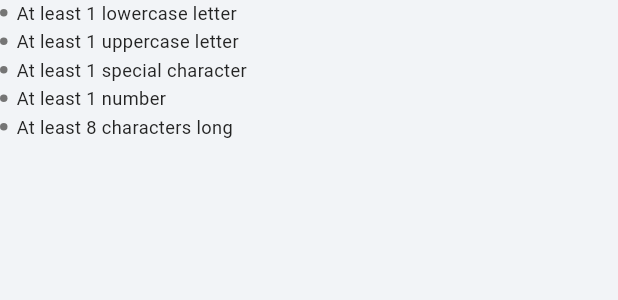
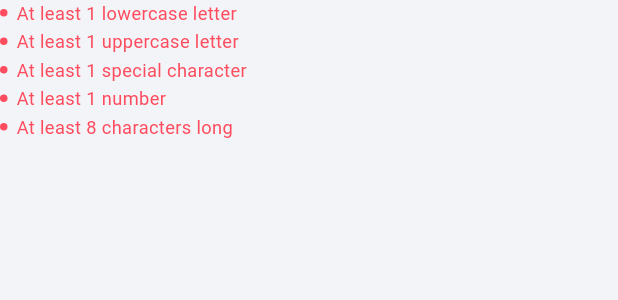
Before and after one commit to bstawy/DocDoc, a Flutter app: the PasswordValidations widget shown alone on an empty page, opened directly with empty values, on a phone screen of 412 x 824 dp. Shown: the top 300 px of the screen. Run offline on Flutter 3.47's test engine with Material 3 defaults, Android fonts, the phone set to English and light mode, and no system bars; our stand-ins replace dio, flutter_bloc, flutter_screenutil, flutter_svg, freezed_annotation, get_it and 3 more; generated files the repository leaves out were written again.

Commit message:
Move to Auth/widgets

```diff
--- a/lib/features/auth/login/ui/widgets/password_validations.dart
+++ b/lib/features/auth/widgets/password_validations.dart
@@ -1,9 +1,9 @@
 import 'package:flutter/material.dart';
 
-import '../../../../../core/config/theme/colors/light_color_scheme.dart';
-import '../../../../../core/config/theme/texts/font_weight_helper.dart';
-import '../../../../../core/config/theme/texts/text_styles.dart';
-import '../../../../../core/helpers/extensions/extensions.dart';
+import '../../../core/config/theme/colors/light_color_scheme.dart';
+import '../../../core/config/theme/texts/font_weight_helper.dart';
+import '../../../core/config/theme/texts/text_styles.dart';
+import '../../../core/helpers/extensions/extensions.dart';
 
 class PasswordValidations extends StatelessWidget {
   final bool hasLowerCase;
@@ -42,19 +42,19 @@ class PasswordValidations extends StatelessWidget {
   Widget buildValidationRow(String text, bool hasValidated) {
     return Row(
       children: [
-        const CircleAvatar(
+        CircleAvatar(
           radius: 2.5,
-          backgroundColor: ColorsManager.grey,
+          backgroundColor: hasValidated ? Colors.green : ColorsManager.red,
         ),
         horizontalSpace(6),
         Text(
           text,
           style: TextStyles.font12DarkBlueMedium.copyWith(
             fontWeight: FontWeightHelper.regular,
-            decoration: hasValidated ? TextDecoration.lineThrough : null,
-            decorationColor: Colors.green,
-            decorationThickness: 2,
-            color: hasValidated ? ColorsManager.grey : ColorsManager.darkBlue,
+            // decoration: hasValidated ? TextDecoration.lineThrough : null,
+            // decorationColor: Colors.green,
+            // decorationThickness: 2,
+            color: hasValidated ? Colors.green : ColorsManager.red,
           ),
         )
       ],
--- a/lib/features/auth/login/ui/widgets/terms_and_conditions_text.dart
+++ b/lib/features/auth/widgets/terms_and_conditions_text.dart
@@ -1,8 +1,8 @@
 import 'package:flutter/material.dart';
 import 'package:flutter_screenutil/flutter_screenutil.dart';
 
-import '../../../../../core/config/theme/texts/text_styles.dart';
-import '../../../../../core/helpers/extensions/extensions.dart';
+import '../../../core/config/theme/texts/text_styles.dart';
+import '../../../core/helpers/extensions/extensions.dart';
 
 class TermsAndConditionsText extends StatelessWidget {
   const TermsAndConditionsText({super.key});
```
Also changed, not shown: lib/features/auth/widgets/header.dart (renamed from lib/features/auth/login/ui/widgets/welcome_header.dart, +12 -5 lines).
